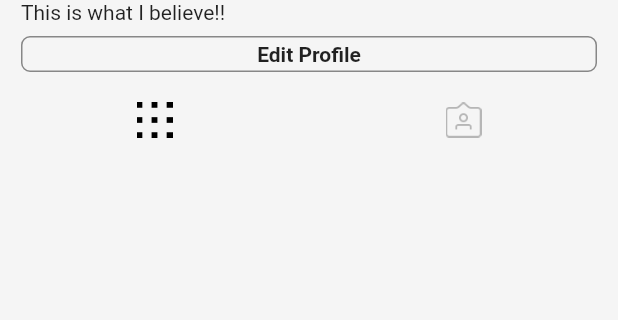
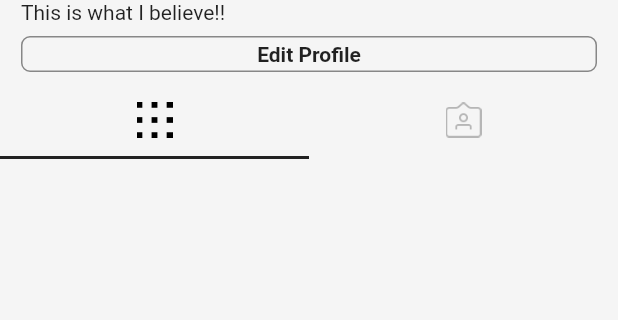
Before and after one commit to cbotelho/flutter_instagran_clone, a Flutter app: the screen it shows after launch, item 5 of the bottom bar chosen, on a phone screen of 412 x 824 dp, the part 96-416 px from its top. Run offline on Flutter 3.47's test engine with Material 2 defaults, Android fonts, the phone set to English and light mode, and no system bars; our stand-ins replace cached_network_image; network calls fail.

Commit message:
Make selectedIndicator in ProfileBody

```diff
--- a/lib/widgets/profile_body.dart
+++ b/lib/widgets/profile_body.dart
@@ -1,5 +1,6 @@
 import 'package:flutter/material.dart';
 import 'package:flutter_instagram_codingpapa/constants/common_size.dart';
+import 'package:flutter_instagram_codingpapa/constants/screen_size.dart';
 
 class ProfileBody extends StatefulWidget {
   @override
@@ -7,7 +8,8 @@ class ProfileBody extends StatefulWidget {
 }
 
 class _ProfileBodyState extends State<ProfileBody> {
-  bool selectedLeft = true;
+  // bool selectedLeft = true;
+  SelectedTab _selectedTab = SelectedTab.left;
 
   @override
   Widget build(BuildContext context) {
@@ -21,7 +23,32 @@ class _ProfileBodyState extends State<ProfileBody> {
               _username(),
               _usernBio(),
               _editProfileBtn(), //? CustomScrollView 안에 SliverList로 넣으니까 가로를 꽉 채우는 버튼이 되었다.
-              Row(
+              _tabButtons(),
+              _selectedIndicator(),
+            ]),
+          ),
+        ],
+      ),
+    );
+  }
+
+  Widget _selectedIndicator() {
+    return AnimatedContainer(
+      duration: Duration(milliseconds: 300),
+      alignment: _selectedTab == SelectedTab.left
+          ? Alignment.centerLeft
+          : Alignment.centerRight,
+      child: Container(
+        height: 2,
+        width: size.width / 2,
+        color: Colors.black87,
+      ),
+      curve: Curves.fastOutSlowIn,
+    );
+  }
+
+  Row _tabButtons() {
+    return Row(
       // mainAxisAlignment: MainAxisAlignment.spaceAround,
       // spaceAround로 하면 딱 이미지 크기만 터치가 가능하지만 아래처럼
       // Expanded로 감싸면 넓은 범위를 터치할수있게되니 이게 더 좋다.
@@ -30,11 +57,13 @@ class _ProfileBodyState extends State<ProfileBody> {
           child: IconButton(
             icon: ImageIcon(
               AssetImage('assets/images/grid.png'),
-                        color: selectedLeft ? Colors.black : Colors.black26,
+              color: _selectedTab == SelectedTab.left
+                  ? Colors.black
+                  : Colors.black26,
             ),
             onPressed: () {
               setState(() {
-                          selectedLeft = true;
+                _selectedTab = SelectedTab.left;
               });
             },
           ),
@@ -43,21 +72,18 @@ class _ProfileBodyState extends State<ProfileBody> {
           child: IconButton(
             icon: ImageIcon(
               AssetImage('assets/images/saved.png'),
-                        color: selectedLeft ? Colors.black26 : Colors.black,
+              color: _selectedTab == SelectedTab.left
+                  ? Colors.black26
+                  : Colors.black,
             ),
             onPressed: () {
               setState(() {
-                          selectedLeft = false;
+                _selectedTab = SelectedTab.right;
               });
             },
           ),
         ),
       ],
-              ),
-            ]),
-          ),
-        ],
-      ),
     );
   }
 
@@ -100,3 +126,5 @@ class _ProfileBodyState extends State<ProfileBody> {
     );
   }
 }
+
+enum SelectedTab { left, right }
```
Lines whose indentation alone changed are shown as unchanged.
